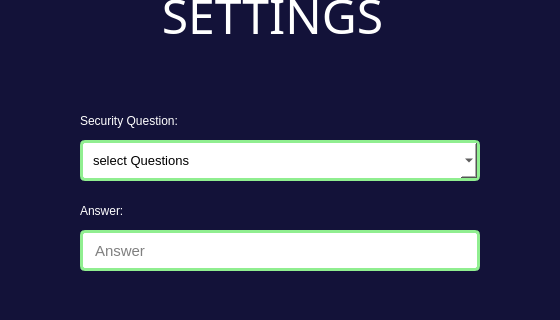
The window that ui_files/profile_frame.ui (omkar2887/Whack_A_Mole) describes before a commit, drawn with Qt 5; both pictures show x 120 to 680 and y 150 to 470 of the 800 by 793 pixel window.
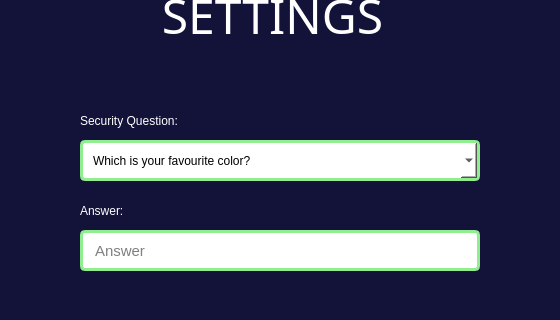
The same window after the commit. Icons and pictures are not drawn.

Commit message: combo box background by Omkar M

Diff of the .ui file:
```diff
--- a/ui_files/profile_frame.ui
+++ b/ui_files/profile_frame.ui
@@ -123,49 +123,6 @@
     <string>Answer:</string>
    </property>
   </widget>
-  <widget class="QComboBox" name="f_scque">
-   <property name="geometry">
-    <rect>
-     <x>200</x>
-     <y>290</y>
-     <width>400</width>
-     <height>41</height>
-    </rect>
-   </property>
-   <property name="font">
-    <font>
-     <pointsize>10</pointsize>
-    </font>
-   </property>
-   <property name="styleSheet">
-    <string notr="true">background-color:white;
-padding:0px 10px 0px 10px;
-border-radius:5px;
-border:3px solid lightgreen;
-</string>
-   </property>
-   <property name="editable">
-    <bool>false</bool>
-   </property>
-   <property name="placeholderText">
-    <string>select Questions</string>
-   </property>
-   <item>
-    <property name="text">
-     <string>What is your favourite color?</string>
-    </property>
-   </item>
-   <item>
-    <property name="text">
-     <string>Which is the name of your favourite book?</string>
-    </property>
-   </item>
-   <item>
-    <property name="text">
-     <string>What is your favourite subject?</string>
-    </property>
-   </item>
-  </widget>
   <widget class="QLineEdit" name="f_scans">
    <property name="geometry">
     <rect>
@@ -273,6 +230,39 @@
     <set>Qt::AlignCenter</set>
    </property>
   </widget>
+  <widget class="QComboBox" name="f_security_ques">
+   <property name="geometry">
+    <rect>
+     <x>200</x>
+     <y>290</y>
+     <width>400</width>
+     <height>41</height>
+    </rect>
+   </property>
+   <property name="styleSheet">
+    <string notr="true">padding:0px 10px 0px 10px;
+border-radius:5px;
+border:3px solid lightgreen;
+background-color:white;
+font: 12pt &quot;MS Shell Dlg 2&quot;;
+</string>
+   </property>
+   <item>
+    <property name="text">
+     <string>Which is your favourite color?</string>
+    </property>
+   </item>
+   <item>
+    <property name="text">
+     <string>Which is your favourite book?</string>
+    </property>
+   </item>
+   <item>
+    <property name="text">
+     <string>Which is your favourite subject?</string>
+    </property>
+   </item>
+  </widget>
  </widget>
  <resources/>
  <connections/>
```
The commit also changes 1 other file.
